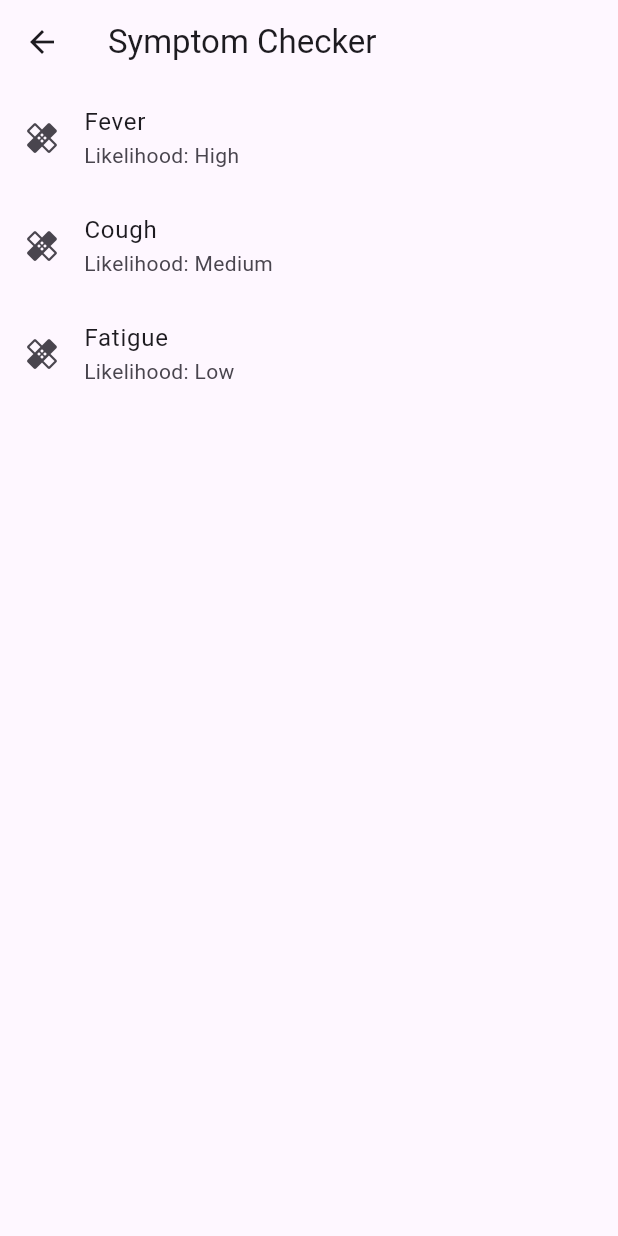
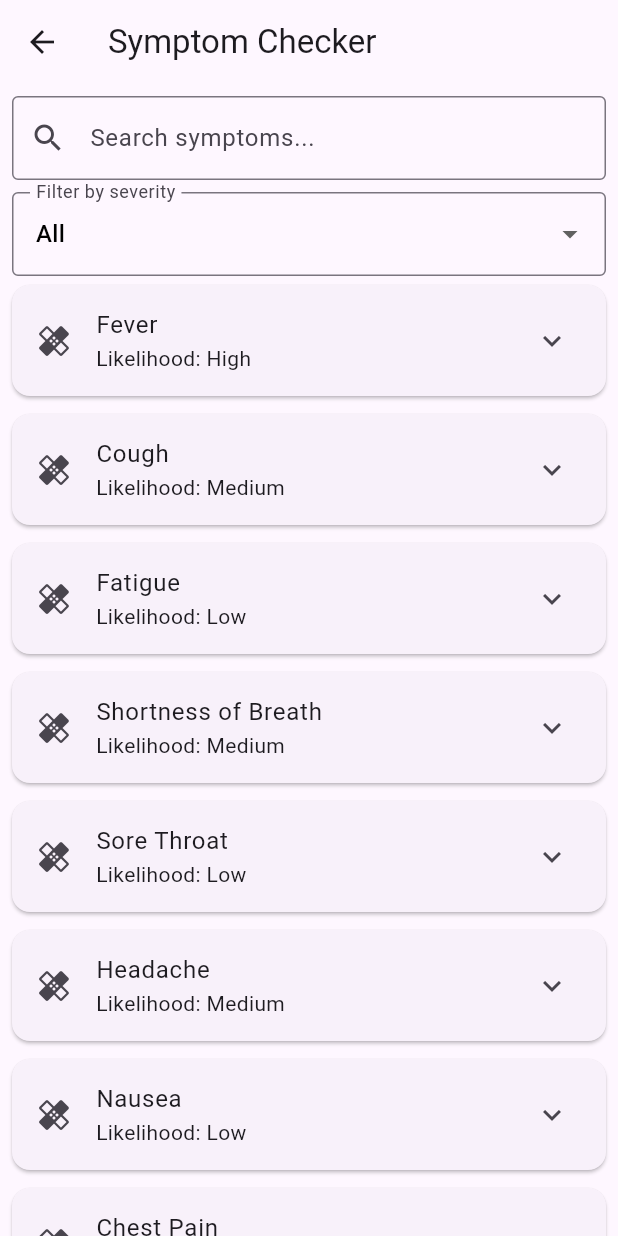
Before and after one commit to mathyics/No-Code, a Flutter app: the SymptomCheckerPage screen opened directly, on a phone screen of 412 x 824 dp. Run offline on Flutter 3.47's test engine with Material 3 defaults, Android fonts, the phone set to English and light mode, and no system bars; our stand-ins replace another_flushbar, flutter_markdown, fluttertoast, freezed_annotation, get, google_fonts and 3 more; accounts and stored records are empty.

Commit message:
advice part done

```diff
--- a/ui/lib/pages/symptom_checker/symptom_checker.dart
+++ b/ui/lib/pages/symptom_checker/symptom_checker.dart
@@ -1,28 +1,149 @@
+import 'dart:developer';
+
 import 'package:flutter/material.dart';
 
-class SymptomCheckerPage extends StatelessWidget {
+class SymptomCheckerPage extends StatefulWidget {
   const SymptomCheckerPage({super.key});
 
   @override
+  State<SymptomCheckerPage> createState() => _SymptomCheckerPageState();
+}
+
+class _SymptomCheckerPageState extends State<SymptomCheckerPage> {
+  final List<Map<String, String>> _allSymptoms = [
+    {'symptom': 'Fever', 'likelihood': 'High', 'description': 'Elevated body temperature.'},
+    {'symptom': 'Cough', 'likelihood': 'Medium', 'description': 'Persistent dry or productive cough.'},
+    {'symptom': 'Fatigue', 'likelihood': 'Low', 'description': 'General feeling of tiredness.'},
+    {'symptom': 'Shortness of Breath', 'likelihood': 'Medium', 'description': 'Difficulty breathing.'},
+    {'symptom': 'Sore Throat', 'likelihood': 'Low', 'description': 'Irritation in throat.'},
+    {'symptom': 'Headache', 'likelihood': 'Medium', 'description': 'Pain in head region.'},
+    {'symptom': 'Nausea', 'likelihood': 'Low', 'description': 'Feeling of sickness.'},
+    {'symptom': 'Chest Pain', 'likelihood': 'High', 'description': 'Pain or discomfort in chest.'},
+  ];
+  List<Map<String, String>> _filteredSymptoms = [];
+  String _searchQuery = '';
+  String _selectedSeverity = 'All';
+
+  @override
+  void initState() {
+    super.initState();
+    _filteredSymptoms = List.from(_allSymptoms);
+  }
+
+  void _filterList() {
+    setState(() {
+      _filteredSymptoms = _allSymptoms.where((sym) {
+        final matchesSearch = sym['symptom']!.toLowerCase().contains(_searchQuery.toLowerCase());
+        final matchesSeverity = (_selectedSeverity == 'All') || (sym['likelihood'] == _selectedSeverity);
+        return matchesSearch && matchesSeverity;
+      }).toList();
+    });
+  }
+
+  @override
   Widget build(BuildContext context) {
-    final symptoms = [
-      {'symptom': 'Fever', 'likelihood': 'High'},
-      {'symptom': 'Cough', 'likelihood': 'Medium'},
-      {'symptom': 'Fatigue', 'likelihood': 'Low'},
-    ];
-
     return Scaffold(
       appBar: AppBar(title: const Text('Symptom Checker')),
-      body: ListView.builder(
-        itemCount: symptoms.length,
-        itemBuilder: (context, index) {
-          return ListTile(
-            leading: const Icon(Icons.healing),
-            title: Text(symptoms[index]['symptom']!),
-            subtitle: Text('Likelihood: ${symptoms[index]['likelihood']}'),
-          );
-        },
+      body: Column(
+        children: [
+          Padding(
+            padding: const EdgeInsets.all(8.0),
+            child: TextField(
+              decoration: const InputDecoration(
+                hintText: 'Search symptoms...',
+                prefixIcon: Icon(Icons.search),
+                border: OutlineInputBorder(),
+              ),
+              onChanged: (value) {
+                _searchQuery = value;
+                _filterList();
+              },
+            ),
+          ),
+          Padding(
+            padding: const EdgeInsets.symmetric(horizontal: 8.0),
+            child: DropdownButtonFormField<String>(
+              value: _selectedSeverity,
+              items: ['All', 'High', 'Medium', 'Low']
+                  .map((level) => DropdownMenuItem(
+                value: level,
+                child: Text(level),
+              ))
+                  .toList(),
+              onChanged: (value) {
+                if (value != null) {
+                  _selectedSeverity = value;
+                  _filterList();
+                }
+              },
+              decoration: const InputDecoration(
+                labelText: 'Filter by severity',
+                border: OutlineInputBorder(),
+              ),
+            ),
+          ),
+          Expanded(
+            child: ListView.builder(
+              itemCount: _filteredSymptoms.length,
+              itemBuilder: (context, index) {
+                final item = _filteredSymptoms[index];
+                return Card(
+                  margin: const EdgeInsets.symmetric(vertical: 6, horizontal: 8),
+                  child: ExpansionTile(
+                    leading: const Icon(Icons.healing),
+                    title: Text(item['symptom']!),
+                    subtitle: Text('Likelihood: ${item['likelihood']}'),
+                    children: [
+                      Padding(
+                        padding: const EdgeInsets.all(16.0),
+                        child: Text(item['description']!),
+                      ),
+                      Padding(
+                        padding: const EdgeInsets.only(bottom: 16.0),
+                        child: ElevatedButton.icon(
+                          onPressed: () {
+                            showDialog(
+                              context: context,
+                              builder: (context) {
+                                return AlertDialog(
+                                  title: Text('Advice for ${item['symptom']}'),
+                                  content: Text(_getAdvice(item['symptom']!)),
+                                  actions: [
+                                    TextButton(
+                                      onPressed: () => Navigator.of(context).pop(),
+                                      child: const Text('Close'),
+                                    ),
+                                  ],
+                                );
+                              },
+                            );
+                          },
+                          icon: const Icon(Icons.info_outline),
+                          label: const Text('View Advice'),
+                        ),
+                      ),
+                    ],
+                  ),
+                );
+              },
+            ),
+          ),
+        ],
       ),
     );
   }
+  String _getAdvice(String symptom) {
+    switch (symptom) {
+      case 'Fever':
+        return 'Stay hydrated, rest, and take paracetamol as needed.';
+      case 'Cough':
+        return 'Drink warm fluids, use cough lozenges, and consider a humidifier.';
+      case 'Fatigue':
+        return 'Ensure adequate sleep, balanced diet, and light exercise.';
+    // Add more cases for other symptoms...
+      default:
+        return 'Consult a healthcare professional for more information.';
+    }
+  }
+
 }
```
